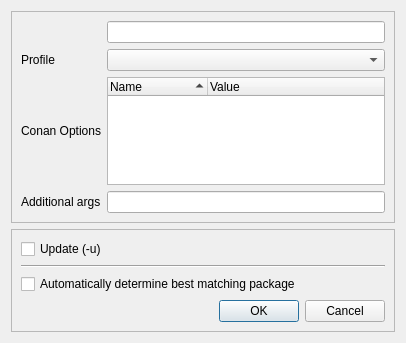
Above: src/conan_app_launcher/ui/dialogs/conan_install/conan_install.ui from goszpeti/conan_explorer before the change. Below: the same form after it.
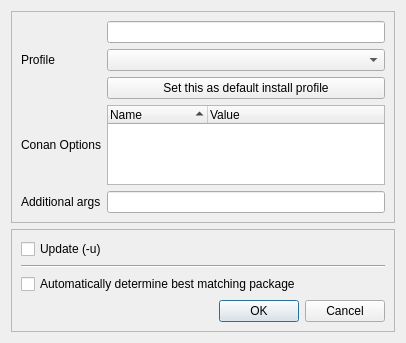
That is the form after the change. Custom widgets are drawn as their Qt base class.

Commit message: Add default install profile feature

Diff of the .ui file:
```diff
--- a/src/conan_app_launcher/ui/dialogs/conan_install/conan_install.ui
+++ b/src/conan_app_launcher/ui/dialogs/conan_install/conan_install.ui
@@ -34,8 +34,8 @@
   <property name="modal">
    <bool>false</bool>
   </property>
-  <layout class="QVBoxLayout" name="verticalLayout_2">
-   <item>
+  <layout class="QGridLayout" name="gridLayout">
+   <item row="0" column="0">
     <widget class="QFrame" name="main_frame">
      <property name="frameShape">
       <enum>QFrame::StyledPanel</enum>
@@ -85,7 +85,7 @@
       <item row="1" column="1">
        <widget class="QComboBox" name="profile_cbox"/>
       </item>
-      <item row="2" column="0">
+      <item row="3" column="0">
        <widget class="QLabel" name="conan_opts_label">
         <property name="sizePolicy">
          <sizepolicy hsizetype="Preferred" vsizetype="MinimumExpanding">
@@ -98,7 +98,7 @@
         </property>
        </widget>
       </item>
-      <item row="2" column="1">
+      <item row="3" column="1">
        <widget class="QTreeWidget" name="options_widget">
         <property name="editTriggers">
          <set>QAbstractItemView::DoubleClicked|QAbstractItemView::EditKeyPressed</set>
@@ -121,20 +121,27 @@
         </column>
        </widget>
       </item>
-      <item row="3" column="0">
+      <item row="4" column="0">
        <widget class="QLabel" name="add_args_label">
         <property name="text">
          <string>Additional args</string>
         </property>
        </widget>
       </item>
-      <item row="3" column="1">
+      <item row="4" column="1">
        <widget class="QLineEdit" name="additional_args_line_edit"/>
       </item>
+      <item row="2" column="1">
+       <widget class="QPushButton" name="set_default_install_profile_button">
+        <property name="text">
+         <string>Set this as default install profile</string>
+        </property>
+       </widget>
+      </item>
      </layout>
     </widget>
    </item>
-   <item>
+   <item row="1" column="0">
     <widget class="QFrame" name="bottom_frame">
      <property name="frameShape">
       <enum>QFrame::StyledPanel</enum>
```
The commit also changes 8 other files.
